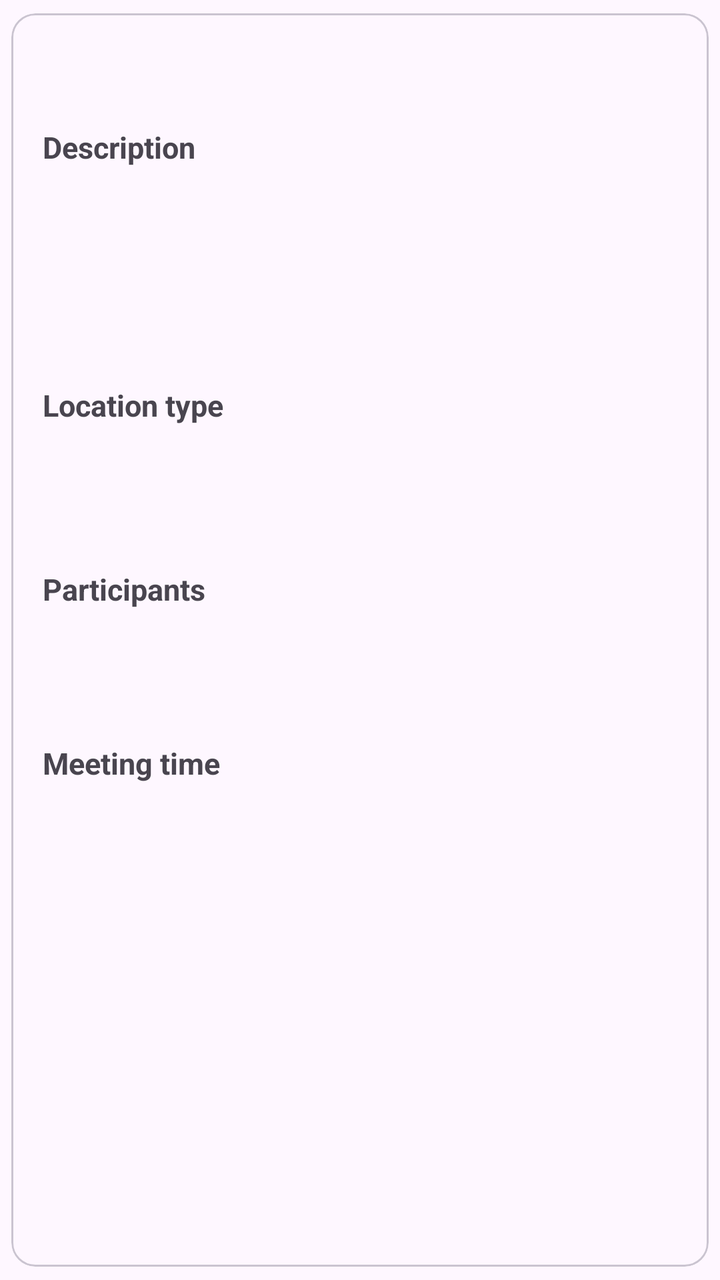
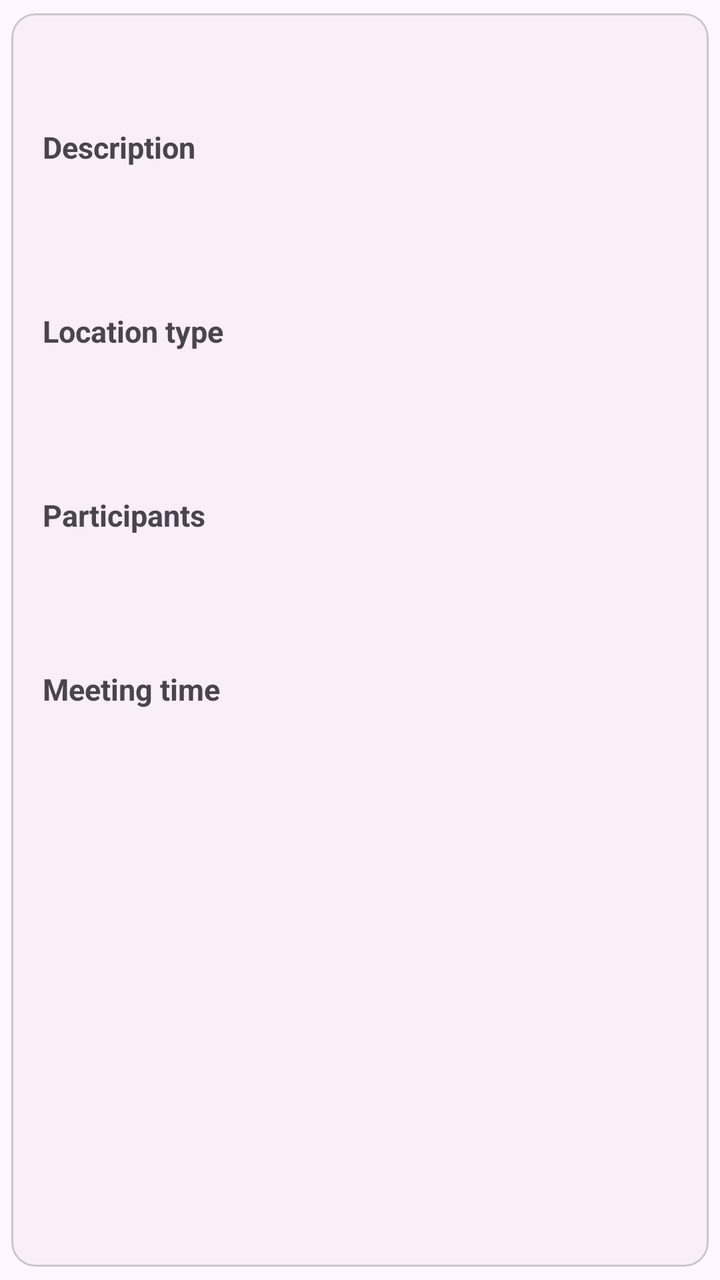

The first picture is an Android layout as it rendered before a commit; the second is the same layout after the commit. The layout source and the unified diff follow.
<!-- AndroidManifest.xml: application theme Theme.REVmeet -->
<!-- res/layout/card_meeting.xml -->
<?xml version="1.0" encoding="utf-8"?>
<com.google.android.material.card.MaterialCardView
    xmlns:android="http://schemas.android.com/apk/res/android"
    xmlns:app="http://schemas.android.com/apk/res-auto"
    android:layout_width="match_parent"
    android:layout_height="wrap_content"
    android:layout_margin="8dp"

    app:cardUseCompatPadding="true">

    
    <LinearLayout
        android:layout_width="match_parent"
        android:layout_height="461dp"
        android:orientation="vertical"
        android:padding="16dp">

        <TextView
            android:id="@+id/meetingTitle"
            android:layout_width="match_parent"
            android:layout_height="37dp"
            android:textSize="20sp"
            android:textStyle="bold" />

        <TextView
            android:id="@+id/label_description"
            android:layout_width="match_parent"
            android:layout_height="36dp"
            android:layout_marginTop="4dp"
            android:text="@string/label_description"
            android:textSize="15sp"
            android:textStyle="bold" />

        <TextView
            android:id="@+id/meetingDescription"
            android:layout_width="match_parent"
            android:layout_height="85dp"
            android:layout_marginTop="4dp" />

        <TextView
            android:id="@+id/label_location_type"
            android:layout_width="match_parent"
            android:layout_height="36dp"
            android:layout_marginTop="4dp"
            android:text="@string/label_location_type"
            android:textSize="15sp"
            android:textStyle="bold" />

        <TextView
            android:id="@+id/meetingTypeOfLocation"
            android:layout_width="110dp"
            android:layout_height="44dp"
            android:layout_marginTop="8dp" />

        <TextView
            android:id="@+id/label_participants"
            android:layout_width="match_parent"
            android:layout_height="36dp"
            android:layout_marginTop="4dp"
            android:text="@string/label_participants"
            android:textSize="15sp"
            android:textStyle="bold" />

        <TextView
            android:id="@+id/participantCount"
            android:layout_width="111dp"
            android:layout_height="43dp"
            android:layout_marginTop="4dp" />

        <TextView
            android:id="@+id/label_meetingDate"
            android:layout_width="match_parent"
            android:layout_height="36dp"
            android:layout_marginTop="4dp"
            android:text="@string/label_meetingTime"
            android:textSize="15sp"
            android:textStyle="bold" />

        <TextView
            android:id="@+id/startsAt"
            android:layout_width="111dp"
            android:layout_height="43dp"
            android:layout_marginTop="4dp" />

    </LinearLayout>

</com.google.android.material.card.MaterialCardView>
<!-- resources referenced by this layout -->
<resources>
  <string name="label_description">Description</string>
  <string name="label_location_type">Location type</string>
  <string name="label_meetingTime">Meeting time</string>
  <string name="label_participants">Participants</string>
  <style name="Theme.REVmeet" parent="Base.Theme.REVmeet" />
  <style name="Base.Theme.REVmeet" parent="Theme.Material3.DayNight.NoActionBar">
          
          
      </style>
</resources>

<!-- the commit's change to res/layout/card_meeting.xml (unified diff, before → after) -->
@@ -11,7 +11,7 @@
     
     <LinearLayout
         android:layout_width="match_parent"
-        android:layout_height="461dp"
+        android:layout_height="wrap_content"
         android:orientation="vertical"
         android:padding="16dp">
 
@@ -34,8 +34,8 @@
         <TextView
             android:id="@+id/meetingDescription"
             android:layout_width="match_parent"
-            android:layout_height="85dp"
-            android:layout_marginTop="4dp" />
+            android:layout_height="44dp"
+            android:layout_marginTop="8dp" />
 
         <TextView
             android:id="@+id/label_location_type"
@@ -79,7 +79,7 @@
         <TextView
             android:id="@+id/startsAt"
             android:layout_width="111dp"
-            android:layout_height="43dp"
+            android:layout_height="wrap_content"
             android:layout_marginTop="4dp" />
 
     </LinearLayout>
<!-- resource entries referenced after the edit -->
@@ -6,8 +6,31 @@
   <string name="label_participants">Participants</string>
   <style name="Theme.REVmeet" parent="Base.Theme.REVmeet" />
   <style name="Base.Theme.REVmeet" parent="Theme.Material3.DayNight.NoActionBar">
-          
-          
+          <item name="colorPrimary">#45206B</item>
+          <item name="colorOnPrimary">#494949</item>
+          <item name="colorPrimaryContainer">#7F748A</item>
+          <item name="colorOnPrimaryContainer">#241039</item>
+  
+          <item name="colorSecondary">#264A78</item>
+          <item name="colorOnSecondary">#DC52E2</item>
+          <item name="colorSecondaryContainer">#123F8A</item>
+          <item name="colorOnSecondaryContainer">#101F35</item>
+  
+          <item name="colorTertiary">#836E7A</item>
+          <item name="colorOnTertiary">#DB2D2D</item>
+          <item name="colorTertiaryContainer">#6D525F</item>
+          <item name="colorOnTertiaryContainer">#3B0A27</item>
+  
+          <item name="colorSurface">#FBEEFB</item>
+          <item name="colorOnSurface">#1D1A22</item>
+          <item name="colorSurfaceVariant">#2C2A2F</item>
+          <item name="colorOnSurfaceVariant">#494451</item>
+          <item name="colorOutline">#79717F</item>
+  
+          <item name="android:statusBarColor">#301747</item>
+          <item name="android:navigationBarColor">#FFFBFF</item>
+          <item name="android:windowLightStatusBar">false</item>
+          <item name="android:windowLightNavigationBar">true</item>
       </style>
 </resources>
 
